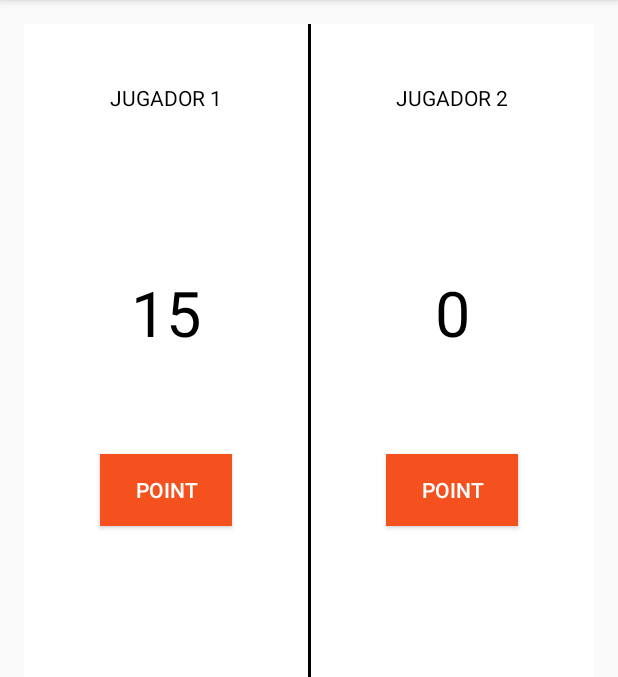
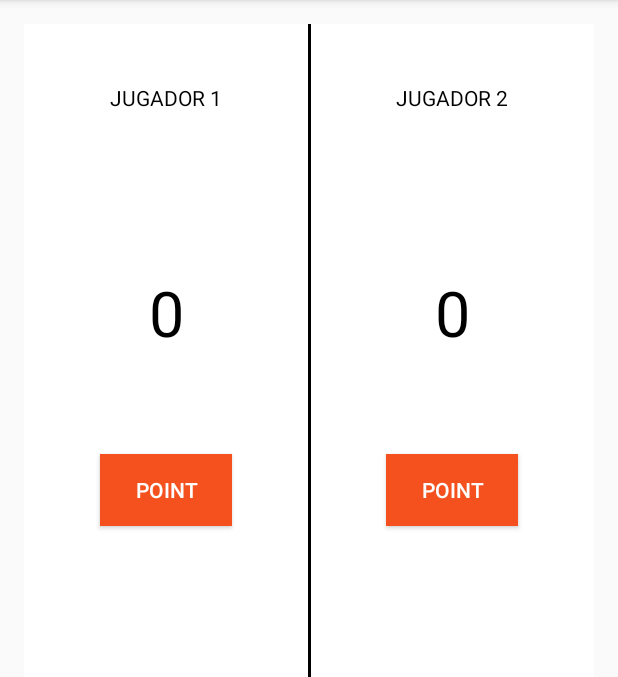
Before and after one commit to KarlaLopez96/Contador-de-Tenis., an Android app: the screen it shows after launch (MainActivity), after a tap on "RESET", on a phone screen of 412 x 824 dp, the part 84-761 px from its top. Run offline under Robolectric (Android 15) with nearby library versions, the phone set to English and light mode, and no system bars; 1 other tap on this screen came first.

Commit message:
Cambio de evento

```diff
--- a/app/src/main/res/layout/activity_main.xml
+++ b/app/src/main/res/layout/activity_main.xml
@@ -66,6 +66,7 @@
                     android:text="@string/text_nombreSet_1"/>
 
                 <TextView
+                    android:id="@+id/set1"
                     android:layout_gravity="center"
                     android:layout_weight="1"
                     android:textColor="#000"
@@ -147,6 +148,7 @@
                         android:text="@string/text_nombreSet_2"/>
 
                     <TextView
+                        android:id="@+id/set2"
                         android:layout_gravity="center"
                         android:layout_weight="1"
                         android:textColor="#000"
@@ -169,7 +171,7 @@
         android:text="@string/text_reset"
         android:background="#283593"
         android:layout_weight="6"
-        android:onClick="reset"
+        android:onClick="ResetAll"
         android:layout_width="match_parent"
         android:layout_height="match_parent"
         android:layout_marginTop="10dp"/>
```
